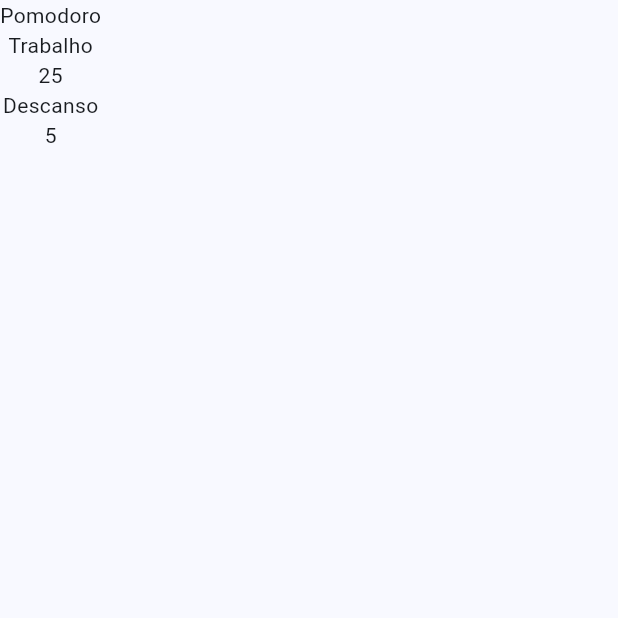
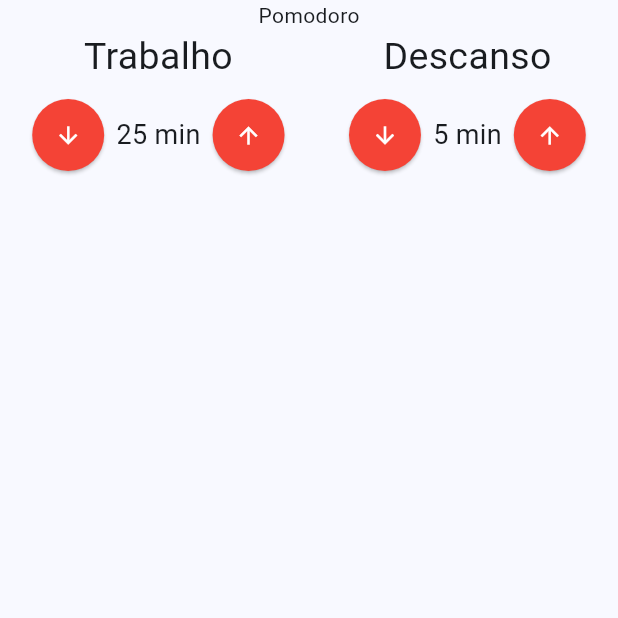
Before and after one commit to AfonsoMachado/pomodoro, a Flutter app: the screen it shows after launch, on a phone screen of 412 x 824 dp, the top half of it. Run offline on Flutter 3.47's test engine with Material 3 defaults, Android fonts, the phone set to English and light mode, and no system bars; our stand-ins replace flutter_mobx, mobx; generated files the repository leaves out were written again.

Commit message:
create time input component

```diff
--- a/lib/components/pomodoro.dart
+++ b/lib/components/pomodoro.dart
@@ -10,8 +10,19 @@ class Pomodoro extends StatelessWidget {
       body: Column(
         children: [
           Text('Pomodoro'),
-          TimeInput(title: 'Trabalho', value: 25,),
-          TimeInput(title: 'Descanso', value: 5,)
+          Row(
+            mainAxisAlignment: MainAxisAlignment.spaceAround,
+            children: [
+              TimeInput(
+                title: 'Trabalho',
+                value: 25,
+              ),
+              TimeInput(
+                title: 'Descanso',
+                value: 5,
+              )
+            ],
+          )
         ],
       ),
     );
--- a/lib/components/time_input.dart
+++ b/lib/components/time_input.dart
@@ -4,13 +4,58 @@ class TimeInput extends StatelessWidget {
   final String title;
   final int value;
 
-  const TimeInput({super.key, required this.title, required this.value,});
+  const TimeInput({
+    super.key,
+    required this.title,
+    required this.value,
+  });
 
   @override
   Widget build(BuildContext context) {
-    return Column(children: [
-      Text(title),
-      Text('$value'),
-    ],);
+    return Column(
+      crossAxisAlignment: CrossAxisAlignment.center,
+      children: [
+        Text(
+          title,
+          style: const TextStyle(
+            fontSize: 25,
+          ),
+        ),
+        const SizedBox(
+          height: 10,
+        ),
+        Row(
+          mainAxisAlignment: MainAxisAlignment.center,
+          children: [
+            ElevatedButton(
+              onPressed: () {},
+              style: ElevatedButton.styleFrom(
+                  shape: const CircleBorder(),
+                  padding: const EdgeInsets.all(15),
+                  backgroundColor: Colors.red),
+              child: const Icon(
+                Icons.arrow_downward,
+                color: Colors.white,
+              ),
+            ),
+            Text(
+              '$value min',
+              style: const TextStyle(fontSize: 18),
+            ),
+            ElevatedButton(
+              onPressed: () {},
+              style: ElevatedButton.styleFrom(
+                  shape: const CircleBorder(),
+                  padding: const EdgeInsets.all(15),
+                  backgroundColor: Colors.red),
+              child: const Icon(
+                Icons.arrow_upward,
+                color: Colors.white,
+              ),
+            ),
+          ],
+        )
+      ],
+    );
   }
 }
--- a/lib/main.dart
+++ b/lib/main.dart
@@ -14,9 +14,17 @@ class MyApp extends StatelessWidget {
       title: 'Pomodoro',
       theme: ThemeData(
         colorScheme: ColorScheme.fromSeed(seedColor: Colors.blue),
+        elevatedButtonTheme: ElevatedButtonThemeData(
+          style: ButtonStyle(
+            shape: MaterialStatePropertyAll(
+                RoundedRectangleBorder(borderRadius: BorderRadius.circular(5))),
+            backgroundColor: const MaterialStatePropertyAll(Colors.blue),
+          ),
+        ),
         useMaterial3: true,
       ),
       home: const Pomodoro(),
+      debugShowCheckedModeBanner: false,
     );
   }
 }
```
